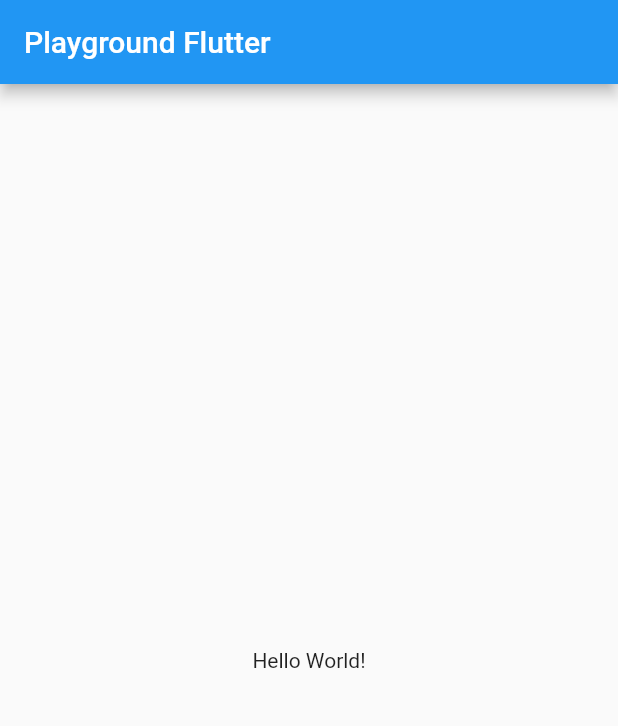
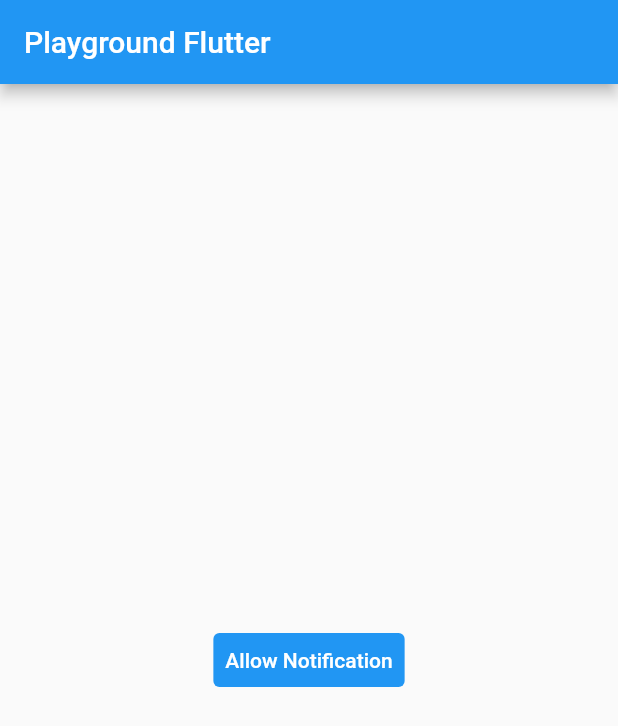
Before and after one commit to autifyhq/playground_flutter, a Flutter app: the screen it shows after launch, on a phone screen of 412 x 824 dp. Shown: the top 726 px of the screen. Run offline on Flutter 3.47's test engine with Material 2 defaults, Android fonts, the phone set to English and light mode, and no system bars; generated files the repository leaves out were written again.

Commit message:
update text

```diff
--- a/lib/l10n/app_en.arb
+++ b/lib/l10n/app_en.arb
@@ -1,6 +1,3 @@
 {
-    "helloWorld": "Hello World!",
-    "@helloWorld": {
-      "description": "The conventional newborn programmer greeting"
-    }
+    "allowNotification": "Allow Notification"
 }
--- a/lib/l10n/app_ja.arb
+++ b/lib/l10n/app_ja.arb
@@ -1,3 +1,3 @@
 {
-    "helloWorld": "こんにちは世界"
+    "allowNotification": "プッシュ通知を受け取る"
 }
--- a/lib/main.dart
+++ b/lib/main.dart
@@ -63,8 +63,17 @@ class _MyHomePageState extends State<MyHomePage> {
       body: Center(
         // Center is a layout widget. It takes a single child and positions it
         // in the middle of the parent.
-        child: Text(AppLocalizations.of(context)!.helloWorld)
-      ),
+        child: TextButton(
+              style: TextButton.styleFrom(
+                primary: Colors.white,
+                backgroundColor: Colors.blue,
+              ),
+              onPressed: () {
+                print('Pressed');
+              },
+              child: Text(AppLocalizations.of(context)!.allowNotification),
+        )
+      )
     );
   }
 }
```
